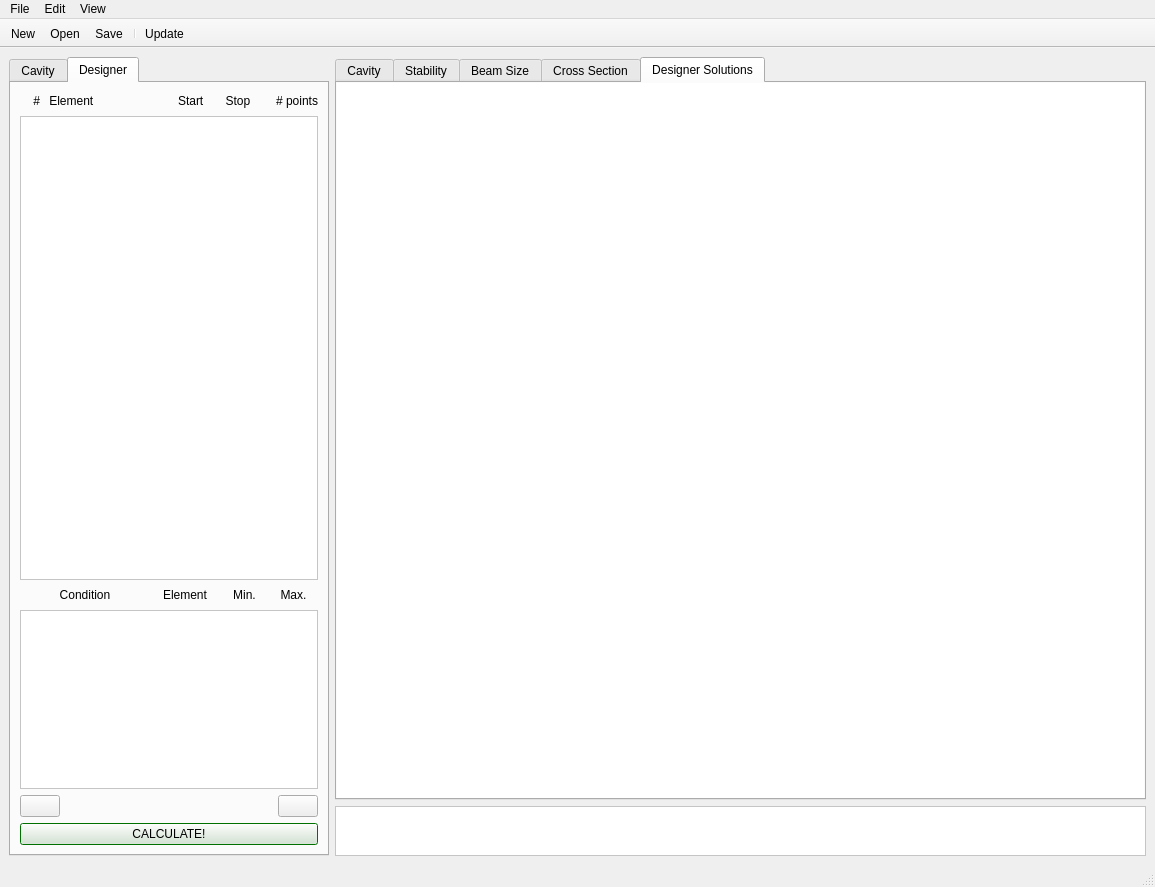
Old version of the form gui.ui in the repository simcav/simcav.
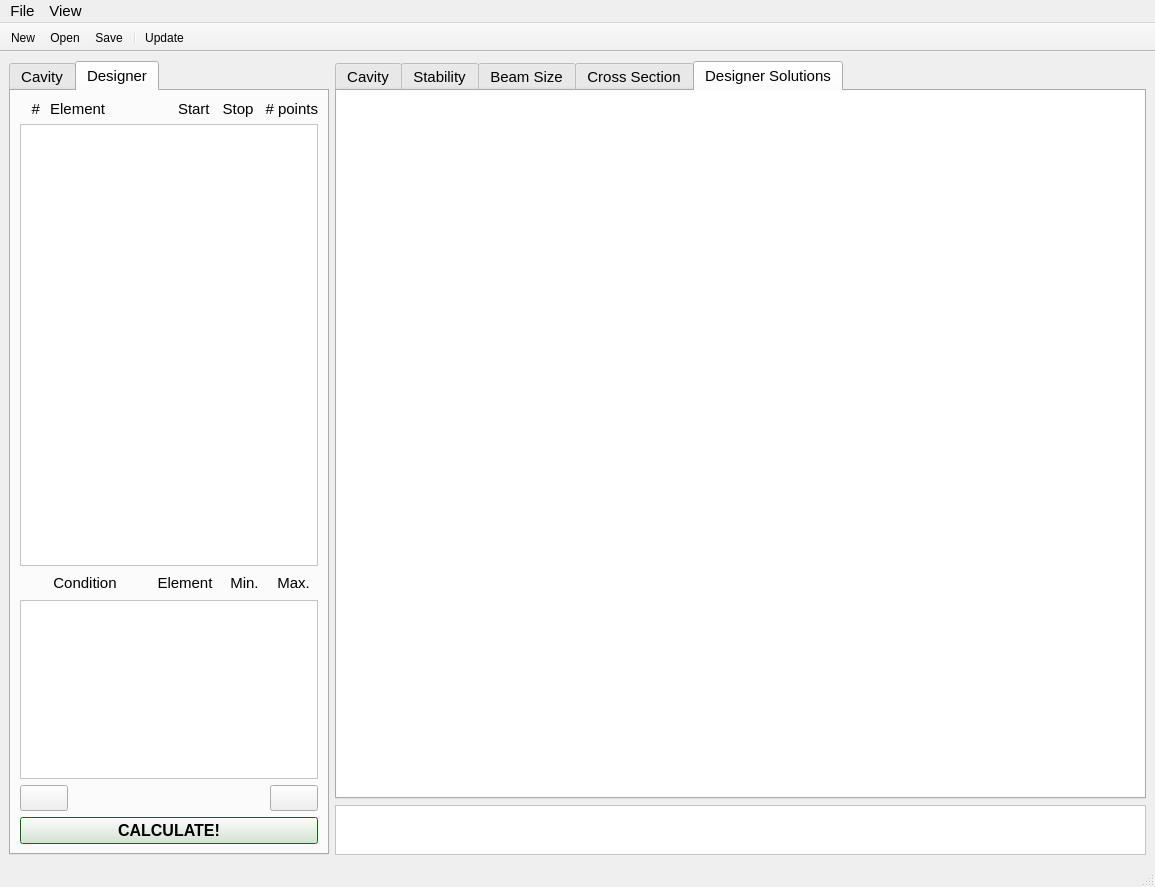
New version of the form. The open tabs and pages were chosen to show the change. Icons and pictures are not drawn.

Commit message: Increase font sizes in menus, tabs, statusbar and buttons.

```diff
--- a/gui.ui
+++ b/gui.ui
@@ -135,6 +135,11 @@
         </disabled>
        </palette>
       </property>
+      <property name="font">
+       <font>
+        <pointsize>11</pointsize>
+       </font>
+      </property>
       <property name="currentIndex">
        <number>0</number>
       </property>
@@ -839,8 +844,8 @@
             <rect>
              <x>0</x>
              <y>0</y>
-             <width>98</width>
-             <height>28</height>
+             <width>296</width>
+             <height>429</height>
             </rect>
            </property>
           </widget>
@@ -959,7 +964,7 @@
             <rect>
              <x>0</x>
              <y>0</y>
-             <width>98</width>
+             <width>296</width>
              <height>177</height>
             </rect>
            </property>
@@ -1050,6 +1055,13 @@
             </disabled>
            </palette>
           </property>
+          <property name="font">
+           <font>
+            <pointsize>12</pointsize>
+            <weight>75</weight>
+            <bold>true</bold>
+           </font>
+          </property>
           <property name="cursor">
            <cursorShape>PointingHandCursor</cursorShape>
           </property>
@@ -1119,6 +1131,11 @@
         </disabled>
        </palette>
       </property>
+      <property name="font">
+       <font>
+        <pointsize>11</pointsize>
+       </font>
+      </property>
       <property name="tabShape">
        <enum>QTabWidget::Rounded</enum>
       </property>
@@ -1811,7 +1828,7 @@
              <x>0</x>
              <y>0</y>
              <width>807</width>
-             <height>699</height>
+             <height>697</height>
             </rect>
            </property>
           </widget>
@@ -1829,7 +1846,7 @@
      <x>0</x>
      <y>0</y>
      <width>1155</width>
-     <height>22</height>
+     <height>23</height>
     </rect>
    </property>
    <property name="palette">
@@ -1869,6 +1886,12 @@
      </disabled>
     </palette>
    </property>
+   <property name="font">
+    <font>
+     <pointsize>11</pointsize>
+     <kerning>true</kerning>
+    </font>
+   </property>
    <widget class="QMenu" name="menuFile">
     <property name="palette">
      <palette>
@@ -1918,48 +1941,6 @@
     <addaction name="separator"/>
     <addaction name="actionQuit"/>
    </widget>
-   <widget class="QMenu" name="menuEdit">
-    <property name="palette">
-     <palette>
-      <active>
-       <colorrole role="Highlight">
-        <brush brushstyle="SolidPattern">
-         <color alpha="255">
-          <red>0</red>
-          <green>140</green>
-          <blue>0</blue>
-         </color>
-        </brush>
-       </colorrole>
-      </active>
-      <inactive>
-       <colorrole role="Highlight">
-        <brush brushstyle="SolidPattern">
-         <color alpha="255">
-          <red>0</red>
-          <green>140</green>
-          <blue>0</blue>
-         </color>
-        </brush>
-       </colorrole>
-      </inactive>
-      <disabled>
-       <colorrole role="Highlight">
-        <brush brushstyle="SolidPattern">
-         <color alpha="255">
-          <red>145</red>
-          <green>145</green>
-          <blue>145</blue>
-         </color>
-        </brush>
-       </colorrole>
-      </disabled>
-     </palette>
-    </property>
-    <property name="title">
-     <string>Edit</string>
-    </property>
-   </widget>
    <widget class="QMenu" name="menuView">
     <property name="palette">
      <palette>
@@ -2005,10 +1986,15 @@
     <addaction name="actionABCD_matrices"/>
    </widget>
    <addaction name="menuFile"/>
-   <addaction name="menuEdit"/>
    <addaction name="menuView"/>
   </widget>
-  <widget class="QStatusBar" name="statusBar"/>
+  <widget class="QStatusBar" name="statusBar">
+   <property name="font">
+    <font>
+     <pointsize>11</pointsize>
+    </font>
+   </property>
+  </widget>
   <widget class="QToolBar" name="toolBar">
    <property name="windowTitle">
     <string>toolBar</string>
```
Left out of the diff: 11 changed lines with no effect on the pictures.
